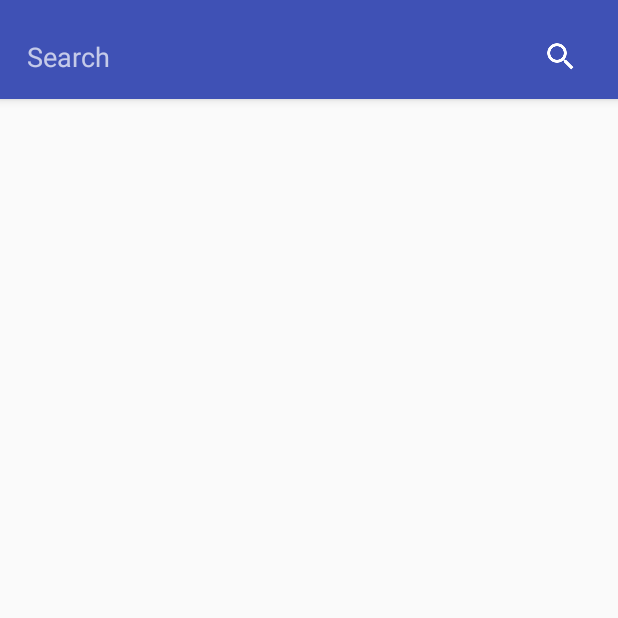
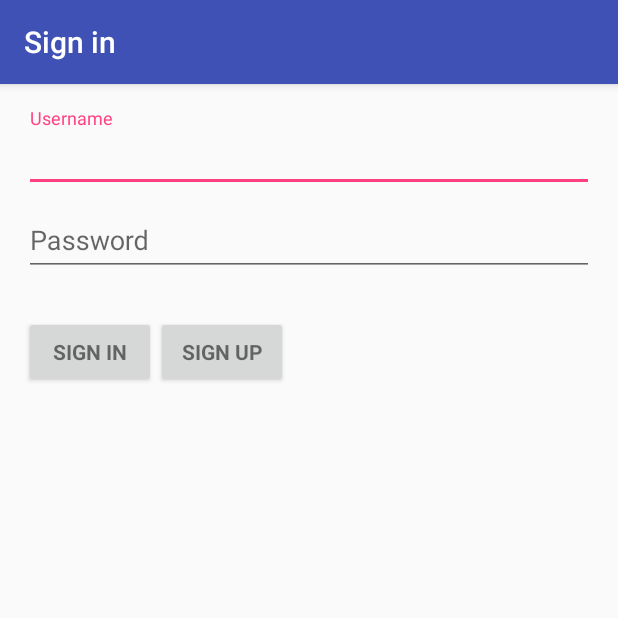
Before and after one commit to MD4/BeBeer, an Android app: the screen it shows after launch (BeerListActivity before the commit, LoginActivity after it), on a phone screen of 412 x 824 dp, the top half of it. Run offline under Robolectric (Android 15) with nearby library versions, the light colour scheme and no system bars; libraries missing offline, so code that uses them is left out: com.squareup.okhttp; 4 statements that could not run were skipped.

Commit message:
Add login activity

```diff
--- a/app/src/main/AndroidManifest.xml
+++ b/app/src/main/AndroidManifest.xml
@@ -4,6 +4,11 @@
 
     <uses-permission android:name="android.permission.INTERNET" />
     <uses-permission android:name="android.permission.ACCESS_NETWORK_STATE" />
+
+    <!-- To auto-complete the email text field in the login form with the user's emails -->
+    <uses-permission android:name="android.permission.GET_ACCOUNTS" />
+    <uses-permission android:name="android.permission.READ_PROFILE" />
+    <uses-permission android:name="android.permission.READ_CONTACTS" />
 
     <application
         android:allowBackup="true"
@@ -15,10 +20,6 @@
             android:name=".activities.list.BeerListActivity"
             android:label="@string/title_activity_beer_list"
             android:theme="@style/AppTheme.NoActionBar">
-            <intent-filter>
-                <action android:name="android.intent.action.MAIN" />
-                <category android:name="android.intent.category.LAUNCHER" />
-            </intent-filter>
         </activity>
         <activity
             android:name=".activities.profile.BeerProfileActivity"
@@ -40,7 +41,15 @@
                     android:scheme="http" />
             </intent-filter>
         </activity>
+        <activity
+            android:name=".activities.account.LoginActivity"
+            android:label="@string/title_activity_login">
+            <intent-filter>
+                <action android:name="android.intent.action.MAIN" />
 
+                <category android:name="android.intent.category.LAUNCHER" />
+            </intent-filter>
+        </activity>
     </application>
 
 </manifest>
--- /dev/null
+++ b/app/src/main/java/android/epsi/com/bebeer/activities/account/LoginActivity.java
@@ -0,0 +1,147 @@
+package android.epsi.com.bebeer.activities.account;
+
+import android.app.LoaderManager.LoaderCallbacks;
+import android.content.Intent;
+import android.content.Loader;
+import android.database.Cursor;
+import android.epsi.com.bebeer.R;
+import android.epsi.com.bebeer.activities.list.BeerListActivity;
+import android.epsi.com.bebeer.bean.User;
+import android.epsi.com.bebeer.services.remote.ApiClient;
+import android.os.Bundle;
+import android.support.v7.app.AppCompatActivity;
+import android.util.Log;
+import android.view.View;
+import android.view.View.OnClickListener;
+import android.widget.Button;
+import android.widget.EditText;
+import android.widget.TextView;
+
+import retrofit.Callback;
+import retrofit.Response;
+import retrofit.Retrofit;
+
+/**
+ * A login screen that offers login via email/password.
+ */
+public class LoginActivity extends AppCompatActivity implements LoaderCallbacks<Cursor> {
+
+    private static final String TAG = "LoginActivity";
+
+    // UI references.
+    private boolean signUp;
+    private ApiClient api;
+
+    private Button signInButton;
+    private Button signUpButton;
+    private Button backButton;
+
+    private EditText emailFormView;
+
+
+    @Override
+    protected void onCreate(Bundle savedInstanceState) {
+        super.onCreate(savedInstanceState);
+        setContentView(R.layout.activity_login);
+
+        api = new ApiClient(this);
+
+        signUp = false;
+
+        final TextView userView = (TextView) findViewById(R.id.username);
+        final EditText passwordView = (EditText) findViewById(R.id.password);
+        final View loginFormView = findViewById(R.id.login_form);
+        final View progressView = findViewById(R.id.login_progress);
+
+        emailFormView = (EditText) findViewById(R.id.email);
+
+        signInButton = (Button) findViewById(R.id.sign_in);
+        signUpButton = (Button) findViewById(R.id.sign_up);
+        backButton = (Button) findViewById(R.id.back);
+
+        signInButton.setOnClickListener(new OnClickListener() {
+            @Override
+            public void onClick(View v) {
+                String username = userView.getText().toString();
+                String pwd = passwordView.getText().toString();
+                attemptLogin(username, pwd);
+            }
+        });
+
+        signUpButton.setOnClickListener(new OnClickListener() {
+            @Override
+            public void onClick(View view) {
+                if (!signUp) {
+                    signUpView();
+                } else {
+
+                }
+            }
+        });
+
+        backButton.setOnClickListener(new OnClickListener() {
+            @Override
+            public void onClick(View view) {
+                signInView();
+            }
+        });
+    }
+
+    /**
+     * attemptLogin
+     *
+     * @param username name of user
+     * @param pwd      password of user
+     */
+    public void attemptLogin(String username, String pwd) {
+        Log.d(TAG, "attemptLogin() called with: " + "");
+        User user = new User();
+        user.setUsername(username);
+        user.setPassword(pwd);
+        api.authenticate(user).enqueue(
+                new Callback<User>() {
+                    @Override
+                    public void onResponse(Response<User> response, Retrofit retrofit) {
+                        Log.d(TAG, "onResponse() called with: " + "response = [" + response + "], retrofit = [" + retrofit + "]");
+                        Intent intent = new Intent(LoginActivity.this, BeerListActivity.class);
+                        startActivity(intent);
+                    }
+
+                    @Override
+                    public void onFailure(Throwable throwable) {
+                        Log.d(TAG, "onFailure() called with: " + "throwable = [" + throwable + "]");
+
+                    }
+                }
+        );
+    }
+
+    public void signInView() {
+        signUp = false;
+        signInButton.setVisibility(View.VISIBLE);
+        backButton.setVisibility(View.GONE);
+        emailFormView.setVisibility(View.GONE);
+    }
+
+    public void signUpView() {
+        signUp = true;
+        signInButton.setVisibility(View.GONE);
+        backButton.setVisibility(View.VISIBLE);
+        emailFormView.setVisibility(View.VISIBLE);
+    }
+
+    @Override
+    public Loader<Cursor> onCreateLoader(int id, Bundle args) {
+        return null;
+    }
+
+    @Override
+    public void onLoadFinished(Loader<Cursor> loader, Cursor data) {
+
+    }
+
+    @Override
+    public void onLoaderReset(Loader<Cursor> loader) {
+
+    }
+}
--- /dev/null
+++ b/app/src/main/res/layout/activity_login.xml
@@ -0,0 +1,120 @@
+<LinearLayout xmlns:android="http://schemas.android.com/apk/res/android"
+    xmlns:tools="http://schemas.android.com/tools"
+    android:layout_width="match_parent"
+    android:layout_height="match_parent"
+    android:gravity="center_horizontal"
+    android:orientation="vertical"
+    android:paddingBottom="@dimen/activity_vertical_margin"
+    android:paddingLeft="@dimen/activity_horizontal_margin"
+    android:paddingRight="@dimen/activity_horizontal_margin"
+    android:paddingTop="@dimen/activity_vertical_margin"
+    tools:context="android.epsi.com.bebeer.activities.account.LoginActivity">
+
+    <!-- Login progress -->
+    <ProgressBar
+        android:id="@+id/login_progress"
+        style="?android:attr/progressBarStyleLarge"
+        android:layout_width="wrap_content"
+        android:layout_height="wrap_content"
+        android:layout_marginBottom="8dp"
+        android:visibility="gone" />
+
+    <ScrollView
+        android:id="@+id/login_form"
+        android:layout_width="match_parent"
+        android:layout_height="match_parent">
+
+        <LinearLayout
+            android:id="@+id/user_login_form"
+            android:layout_width="match_parent"
+            android:layout_height="wrap_content"
+            android:orientation="vertical">
+
+            <android.support.design.widget.TextInputLayout
+                android:layout_width="match_parent"
+                android:layout_height="wrap_content">
+
+                <AutoCompleteTextView
+                    android:id="@+id/username"
+                    android:layout_width="match_parent"
+                    android:layout_height="wrap_content"
+                    android:hint="@string/login_username"
+                    android:inputType="text"
+                    android:maxLines="1"
+                    android:singleLine="true" />
+
+            </android.support.design.widget.TextInputLayout>
+
+            <android.support.design.widget.TextInputLayout
+                android:layout_width="match_parent"
+                android:layout_height="wrap_content">
+
+                <EditText
+                    android:id="@+id/password"
+                    android:layout_width="match_parent"
+                    android:layout_height="wrap_content"
+                    android:hint="@string/login_password"
+                    android:imeActionId="@+id/login"
+                    android:imeOptions="actionUnspecified"
+                    android:inputType="textPassword"
+                    android:maxLines="1"
+                    android:singleLine="true" />
+
+            </android.support.design.widget.TextInputLayout>
+
+            <android.support.design.widget.TextInputLayout
+                android:layout_width="match_parent"
+                android:layout_height="wrap_content">
+
+                <EditText
+                    android:id="@+id/email"
+                    android:layout_width="match_parent"
+                    android:layout_height="wrap_content"
+                    android:hint="@string/login_email"
+                    android:imeActionId="@+id/login"
+                    android:imeOptions="actionUnspecified"
+                    android:inputType="textEmailAddress"
+                    android:visibility="gone"
+                    android:maxLines="1"
+                    android:singleLine="true" />
+
+            </android.support.design.widget.TextInputLayout>
+
+            <LinearLayout
+                android:orientation="horizontal"
+                android:layout_width="match_parent"
+                android:layout_height="match_parent">
+
+                <Button
+                    android:id="@+id/back"
+                    style="?android:textAppearanceSmall"
+                    android:layout_width="wrap_content"
+                    android:layout_height="wrap_content"
+                    android:layout_marginTop="16dp"
+                    android:text="@string/login_back"
+                    android:visibility="gone"
+                    android:textStyle="bold" />
+
+                <Button
+                    android:id="@+id/sign_in"
+                    style="?android:textAppearanceSmall"
+                    android:layout_width="wrap_content"
+                    android:layout_height="wrap_content"
+                    android:layout_marginTop="16dp"
+                    android:text="@string/login_sign_in"
+                    android:textStyle="bold" />
+
+                <Button
+                    android:id="@+id/sign_up"
+                    style="?android:textAppearanceSmall"
+                    android:layout_width="wrap_content"
+                    android:layout_height="wrap_content"
+                    android:layout_marginTop="16dp"
+                    android:text="@string/login_sign_up"
+                    android:textStyle="bold" />
+
+            </LinearLayout>
+
+        </LinearLayout>
+    </ScrollView>
+</LinearLayout>
--- a/app/src/main/res/values/dimens.xml
+++ b/app/src/main/res/values/dimens.xml
@@ -10,4 +10,7 @@
     <dimen name="beer_profile_share_width">24dp</dimen>
     <dimen name="beer_profile_share_height">24dp</dimen>
     <dimen name="beer_list_search_field_padding_horizontal">2dp</dimen>
+    <!-- Default screen margins, per the Android Design guidelines. -->
+    <dimen name="activity_horizontal_margin">16dp</dimen>
+    <dimen name="activity_vertical_margin">16dp</dimen>
 </resources>
--- a/app/src/main/res/values/strings.xml
+++ b/app/src/main/res/values/strings.xml
@@ -13,4 +13,20 @@
     <string name="beer_desc">Description: </string>
     <string name="beer_profile_share_btn_desc">share-btn</string>
     <string name="beer_list_search_clear_cd">clear search</string>
+    <string name="title_activity_login">Sign in</string>
+
+    <!-- Strings related to login -->
+    <string name="login_username">Username</string>
+    <string name="login_password">Password</string>
+    <string name="login_sign_in">Sign in</string>
+    <string name="login_sign_up">Sign up</string>
+    <string name="login_email">email</string>
+    <string name="login_back">back</string>
+    <string name="error_invalid_email">This email address is invalid</string>
+    <string name="error_invalid_password">This password is too short</string>
+    <string name="error_incorrect_password">This password is incorrect</string>
+    <string name="error_field_required">This field is required</string>
+    <string name="permission_rationale">"Contacts permissions are needed for providing email
+        completions."
+    </string>
 </resources>
```
